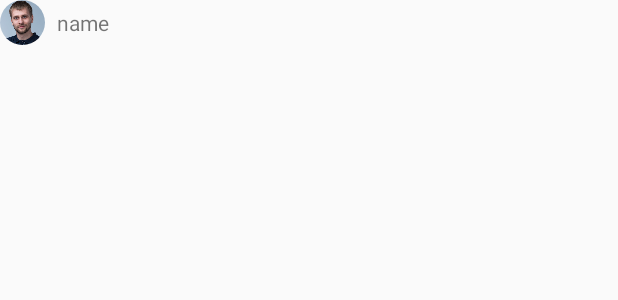
After one commit to ROM-PacMe/WifiHotspotConfiguration, an Android app: the layout info_window.xml on its own in the app's theme, with its tools: preview values and no code run, on a phone screen of 412 x 824 dp. The commit adds this screen. Shown: the top 300 px of the screen. Run offline under Robolectric (Android 15) with nearby library versions, the phone set to English and light mode, and no system bars.

Commit message:
add point info

```diff
--- a/app/build.gradle
+++ b/app/build.gradle
@@ -61,4 +61,6 @@ dependencies {
         exclude group: 'org.json', module: 'json'
     }
     compile files('libs/json-20090211.jar')
+    compile 'de.hdodenhof:circleimageview:2.1.0'
+    compile 'com.squareup.picasso:picasso:2.5.2'
 }
--- /dev/null
+++ b/app/src/main/res/layout/info_window.xml
@@ -0,0 +1,23 @@
+<?xml version="1.0" encoding="utf-8"?>
+<RelativeLayout xmlns:android="http://schemas.android.com/apk/res/android"
+    android:layout_width="wrap_content"
+    android:layout_height="wrap_content">
+    <de.hdodenhof.circleimageview.CircleImageView
+        android:layout_width="30dp"
+        android:layout_height="30dp"
+        android:src="@drawable/photo"
+        android:id="@+id/photo"
+        android:layout_centerVertical="true"
+        android:layout_marginRight="8dp"
+       />
+  <TextView
+      android:layout_width="wrap_content"
+      android:layout_height="wrap_content"
+      android:maxLines="2"
+      android:layout_centerVertical="true"
+      android:text="name"
+      android:id="@+id/name"
+      android:layout_toRightOf="@+id/photo"
+      />
+
+    </RelativeLayout>
```
Also changed, not shown: app/src/main/java/com/islavstan/wifisetting/final_app/TimeActivity.java (+71 -19 lines), app/src/main/res/drawable/photo.png (added).
